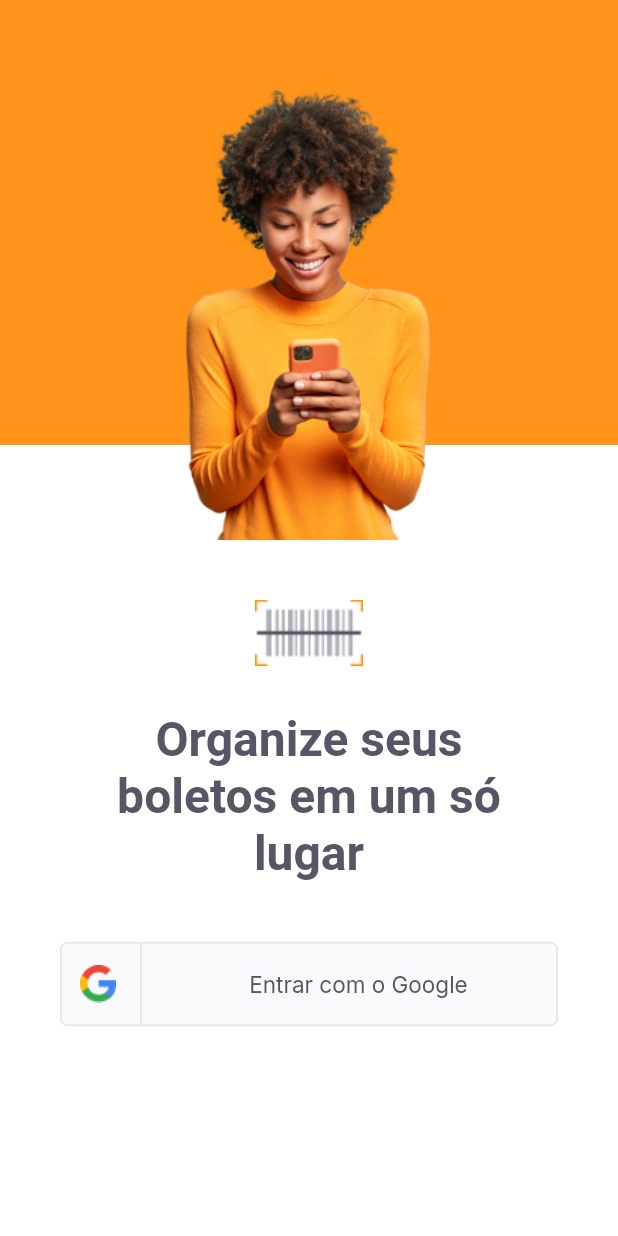
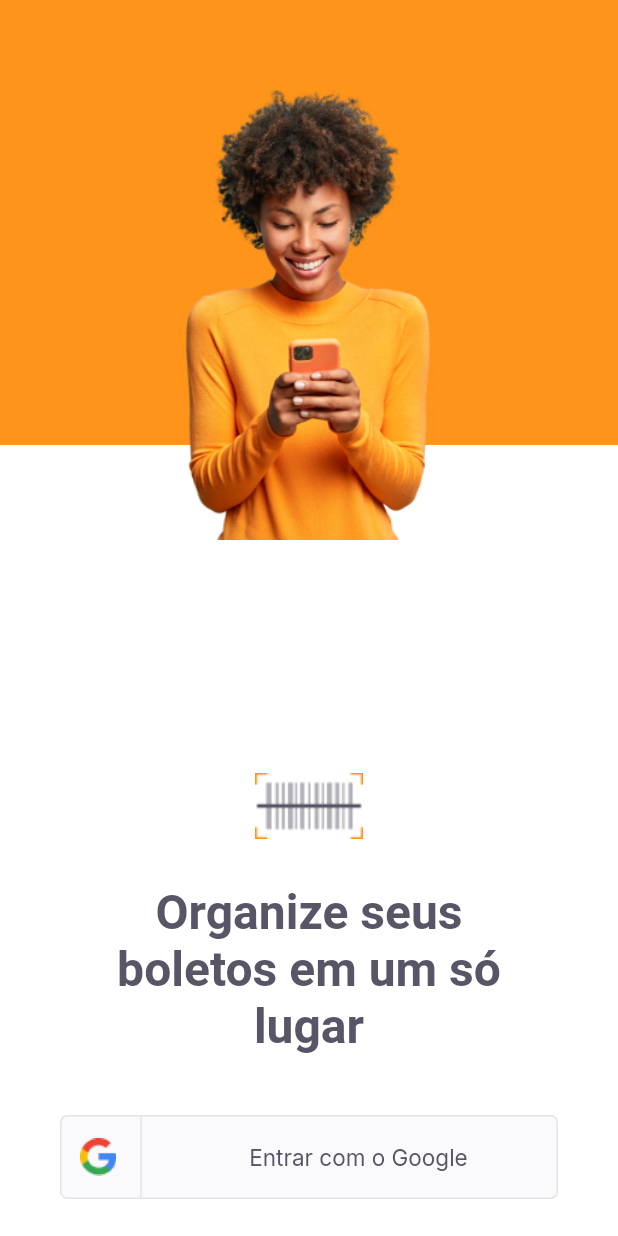
Before and after one commit to Tiago3F/payflow, a Flutter app: the screen it shows after launch, on a phone screen of 412 x 824 dp. Run offline on Flutter 3.47's test engine with Material 2 defaults, Android fonts, the phone set to English and light mode, and no system bars; our stand-ins replace firebase_core, google_fonts, google_sign_in; accounts and stored records are empty.

```diff
--- a/lib/app_widget.dart
+++ b/lib/app_widget.dart
@@ -11,7 +11,7 @@ class AppWidget extends StatelessWidget {
       theme: ThemeData(
         primaryColor: AppColors.primary
       ),
-      home: LoginPage()
+      home: const LoginPage()
     );
   }
 }
--- a/lib/main.dart
+++ b/lib/main.dart
@@ -1,5 +1,6 @@
 import 'package:firebase_core/firebase_core.dart';
 import 'package:flutter/material.dart';
+import 'package:payflow/firebase_options.dart';
 import 'app_widget.dart';
 
 void main() {
@@ -12,7 +13,9 @@ class AppFirebase extends StatefulWidget {
 }
 
 class _AppFirebaseState extends State<AppFirebase> {
-  final Future<FirebaseApp> _initialization = Firebase.initializeApp();
+  final Future<FirebaseApp> _initialization = Firebase.initializeApp(
+     options: DefaultFirebaseOptions.currentPlatform,
+  );
 
   @override
   Widget build(BuildContext context) {
@@ -40,3 +43,11 @@ class _AppFirebaseState extends State<AppFirebase> {
         });
   }
 }
+
+// void main() async {
+//   WidgetsFlutterBinding.ensureInitialized();
+//   await Firebase.initializeApp(
+//     options: DefaultFirebaseOptions.currentPlatform,
+//   );
+//   runApp(LoginPage());
+// }
--- a/lib/modules/login/login_page.dart
+++ b/lib/modules/login/login_page.dart
@@ -39,7 +39,7 @@ class _LoginPageState extends State<LoginPage> {
                   height: 300,
                 )),
             Positioned(
-              bottom: size.height * 0.17,
+              bottom: size.height * 0.03,
               left: 0,
               right: 0,
               child: Column(
@@ -64,7 +64,6 @@ class _LoginPageState extends State<LoginPage> {
                         GoogleSignIn _googleSignIn = GoogleSignIn(
                           scopes: [
                             'email',
-                            'https://www.googleapis.com/auth/contacts.readonly',
                           ],
                         );
                         try {
```
Also changed, not shown: lib/firebase_options.dart (added), 4 other files.
